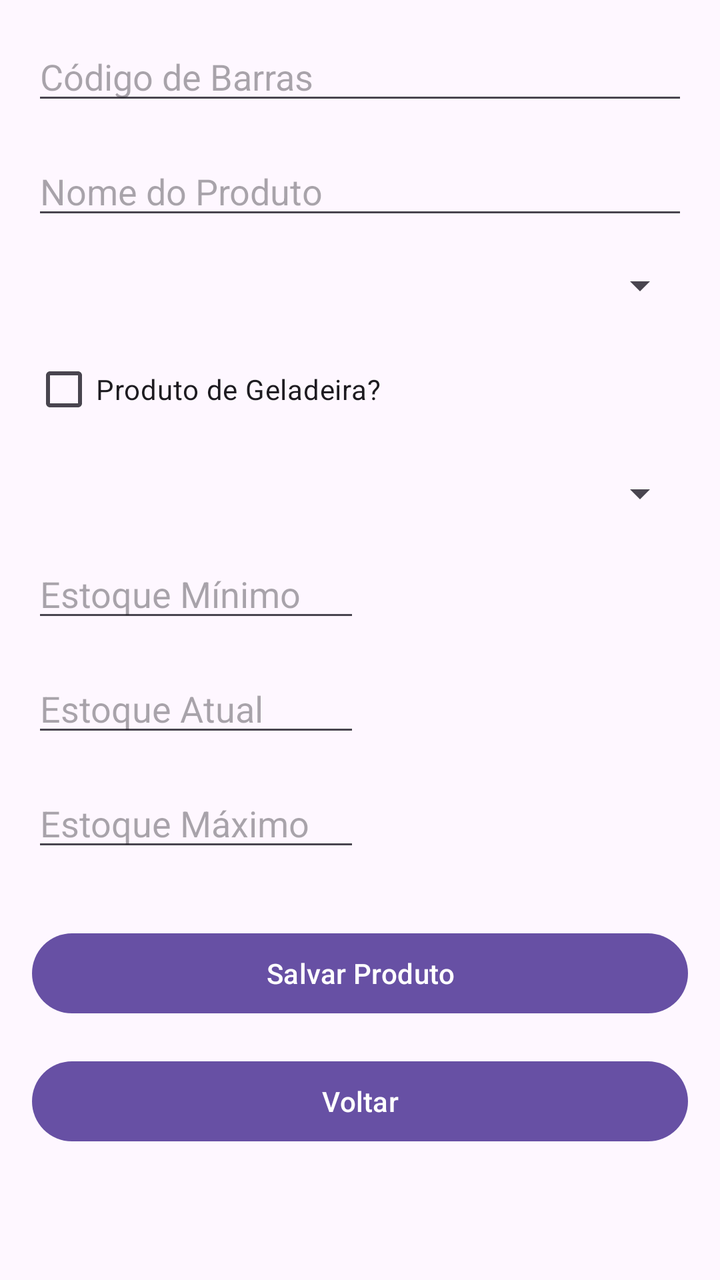
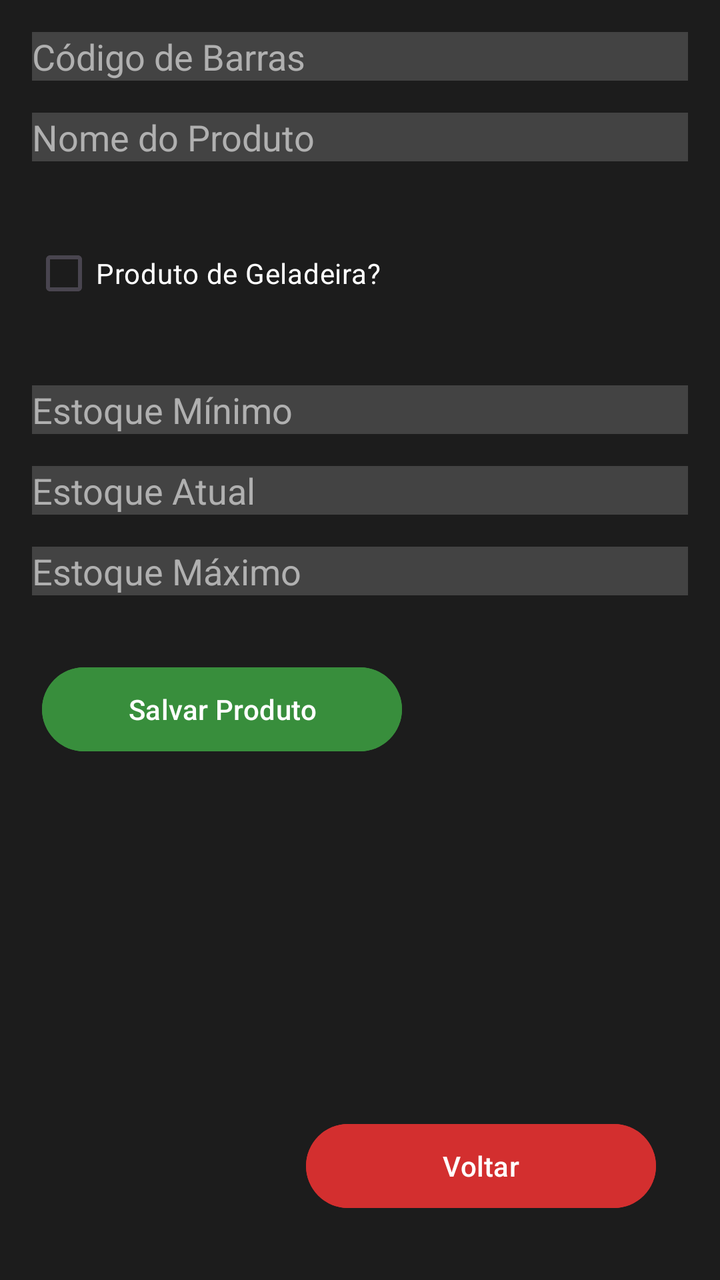

Compare the two renders of this Android layout. The source of the first and the diff that turns it into the second are given below.
<!-- AndroidManifest.xml: application theme Theme.Teste -->
<!-- res/layout/novo_produto.xml -->
<?xml version="1.0" encoding="utf-8"?>
<ScrollView xmlns:android="http://schemas.android.com/apk/res/android"
    xmlns:app="http://schemas.android.com/apk/res-auto"
    xmlns:tools="http://schemas.android.com/tools"
    android:layout_width="match_parent"
    android:layout_height="match_parent"
    android:padding="16dp">

    <androidx.constraintlayout.widget.ConstraintLayout
        android:id="@+id/btnInfosToMain"
        android:layout_width="match_parent"
        android:layout_height="wrap_content"
        tools:context=".NovoProdutoActivity">

        
        <EditText
            android:id="@+id/edtCodigoBarras"
            android:layout_width="match_parent"
            android:layout_height="wrap_content"
            android:hint="Código de Barras"
            android:inputType="number"
            app:layout_constraintTop_toTopOf="parent"/>

        
        <EditText
            android:id="@+id/edtNome"
            android:layout_width="match_parent"
            android:layout_height="wrap_content"
            android:layout_marginTop="16dp"
            android:hint="Nome do Produto"
            app:layout_constraintTop_toBottomOf="@+id/edtCodigoBarras"/>

        
        <Spinner
            android:id="@+id/spinnerTipo"
            android:layout_width="match_parent"
            android:layout_height="wrap_content"
            android:layout_marginTop="16dp"
            app:layout_constraintTop_toBottomOf="@+id/edtNome"/>

        
        <CheckBox
            android:id="@+id/cbGeladeira"
            android:layout_width="wrap_content"
            android:layout_height="wrap_content"
            android:layout_marginTop="16dp"
            android:text="Produto de Geladeira?"
            app:layout_constraintStart_toStartOf="parent"
            app:layout_constraintTop_toBottomOf="@+id/spinnerTipo"/>

        
        <Spinner
            android:id="@+id/spinnerFornecedor"
            android:layout_width="match_parent"
            android:layout_height="wrap_content"
            android:layout_marginTop="16dp"
            app:layout_constraintTop_toBottomOf="@+id/cbGeladeira"/>

        
        <EditText
            android:id="@+id/edtEstoqueMin"
            android:layout_width="0dp"
            android:layout_height="wrap_content"
            android:layout_marginTop="16dp"
            android:hint="Estoque Mínimo"
            android:inputType="number"
            app:layout_constraintEnd_toStartOf="@+id/guideline"
            app:layout_constraintStart_toStartOf="parent"
            app:layout_constraintTop_toBottomOf="@+id/spinnerFornecedor"/>

        
        <EditText
            android:id="@+id/edtEstoqueAtual"
            android:layout_width="0dp"
            android:layout_height="wrap_content"
            android:layout_marginTop="16dp"
            android:hint="Estoque Atual"
            android:inputType="number"
            app:layout_constraintEnd_toStartOf="@+id/guideline"
            app:layout_constraintStart_toStartOf="parent"
            app:layout_constraintTop_toBottomOf="@+id/edtEstoqueMin"/>

        
        <EditText
            android:id="@+id/edtEstoqueMax"
            android:layout_width="0dp"
            android:layout_height="wrap_content"
            android:layout_marginTop="16dp"
            android:hint="Estoque Máximo"
            android:inputType="number"
            app:layout_constraintEnd_toStartOf="@+id/guideline"
            app:layout_constraintStart_toStartOf="parent"
            app:layout_constraintTop_toBottomOf="@+id/edtEstoqueAtual"/>

        
        <Button
            android:id="@+id/btnSalvar"
            android:layout_width="match_parent"
            android:layout_height="wrap_content"
            android:layout_marginTop="32dp"
            android:text="Salvar Produto"
            app:layout_constraintTop_toBottomOf="@+id/edtEstoqueMax"/>

        
        <Button
            android:id="@+id/btnVoltar"
            android:layout_width="match_parent"
            android:layout_height="wrap_content"
            android:layout_marginTop="16dp"
            android:text="Voltar"
            app:layout_constraintTop_toBottomOf="@+id/btnSalvar"/>

        
        <ProgressBar
            android:id="@+id/progressBar"
            android:layout_width="wrap_content"
            android:layout_height="wrap_content"
            android:visibility="gone"
            app:layout_constraintBottom_toBottomOf="parent"
            app:layout_constraintEnd_toEndOf="parent"
            app:layout_constraintStart_toStartOf="parent"
            app:layout_constraintTop_toTopOf="parent"/>

        
        <TextView
            android:id="@+id/txtErro"
            android:layout_width="match_parent"
            android:layout_height="wrap_content"
            android:layout_marginTop="16dp"
            android:textColor="@android:color/holo_red_dark"
            android:visibility="gone"
            app:layout_constraintTop_toBottomOf="@+id/btnSalvar"/>

        <androidx.constraintlayout.widget.Guideline
            android:id="@+id/guideline"
            android:layout_width="wrap_content"
            android:layout_height="wrap_content"
            android:orientation="vertical"
            app:layout_constraintGuide_percent="0.5" />

    </androidx.constraintlayout.widget.ConstraintLayout>
</ScrollView>
<!-- resources referenced by this layout -->
<resources>
  <style name="Theme.Teste" parent="Base.Theme.Teste" />
  <style name="Base.Theme.Teste" parent="Theme.Material3.DayNight.NoActionBar">
          
          
      </style>
</resources>

<!-- the commit's change to res/layout/novo_produto.xml (unified diff, before → after) -->
@@ -1,142 +1,164 @@
-<?xml version="1.0" encoding="utf-8"?>
-<ScrollView xmlns:android="http://schemas.android.com/apk/res/android"
+<androidx.constraintlayout.widget.ConstraintLayout xmlns:android="http://schemas.android.com/apk/res/android"
     xmlns:app="http://schemas.android.com/apk/res-auto"
-    xmlns:tools="http://schemas.android.com/tools"
+    android:id="@+id/novoProdutoLayout"
     android:layout_width="match_parent"
     android:layout_height="match_parent"
+    android:background="#1C1C1C"
     android:padding="16dp">
 
-    <androidx.constraintlayout.widget.ConstraintLayout
-        android:id="@+id/btnInfosToMain"
-        android:layout_width="match_parent"
+    
+    <EditText
+        android:id="@+id/edtCodigoBarras"
+        android:layout_width="0dp"
         android:layout_height="wrap_content"
-        tools:context=".NovoProdutoActivity">
+        android:hint="Código de Barras"
+        android:inputType="number"
+        android:background="#434343"
+        android:textColor="#FFFFFF"
+        android:textColorHint="#B0B0B0"
+        app:layout_constraintTop_toTopOf="parent"
+        app:layout_constraintStart_toStartOf="parent"
+        app:layout_constraintEnd_toEndOf="parent"/>
 
-        
-        <EditText
-            android:id="@+id/edtCodigoBarras"
-            android:layout_width="match_parent"
-            android:layout_height="wrap_content"
-            android:hint="Código de Barras"
-            android:inputType="number"
-            app:layout_constraintTop_toTopOf="parent"/>
+    
+    <EditText
+        android:id="@+id/edtNome"
+        android:layout_width="0dp"
+        android:layout_height="wrap_content"
+        android:layout_marginTop="16dp"
+        android:hint="Nome do Produto"
+        android:background="#434343"
+        android:textColor="#FFFFFF"
+        android:textColorHint="#B0B0B0"
+        app:layout_constraintTop_toBottomOf="@+id/edtCodigoBarras"
+        app:layout_constraintStart_toStartOf="parent"
+        app:layout_constraintEnd_toEndOf="parent"/>
 
-        
-        <EditText
-            android:id="@+id/edtNome"
-            android:layout_width="match_parent"
-            android:layout_height="wrap_content"
-            android:layout_marginTop="16dp"
-            android:hint="Nome do Produto"
-            app:layout_constraintTop_toBottomOf="@+id/edtCodigoBarras"/>
+    
+    <Spinner
+        android:id="@+id/spinnerTipo"
+        android:layout_width="0dp"
+        android:layout_height="wrap_content"
+        android:layout_marginTop="16dp"
+        android:background="#434343"
+        app:layout_constraintTop_toBottomOf="@+id/edtNome"
+        app:layout_constraintStart_toStartOf="parent"
+        app:layout_constraintEnd_toEndOf="parent"/>
 
-        
-        <Spinner
-            android:id="@+id/spinnerTipo"
-            android:layout_width="match_parent"
-            android:layout_height="wrap_content"
-            android:layout_marginTop="16dp"
-            app:layout_constraintTop_toBottomOf="@+id/edtNome"/>
+    
+    <CheckBox
+        android:id="@+id/cbGeladeira"
+        android:layout_width="wrap_content"
+        android:layout_height="wrap_content"
+        android:layout_marginTop="16dp"
+        android:text="Produto de Geladeira?"
+        android:textColor="#FFFFFF"
+        app:layout_constraintTop_toBottomOf="@+id/spinnerTipo"
+        app:layout_constraintStart_toStartOf="parent"/>
 
-        
-        <CheckBox
-            android:id="@+id/cbGeladeira"
-            android:layout_width="wrap_content"
-            android:layout_height="wrap_content"
-            android:layout_marginTop="16dp"
-            android:text="Produto de Geladeira?"
-            app:layout_constraintStart_toStartOf="parent"
-            app:layout_constraintTop_toBottomOf="@+id/spinnerTipo"/>
+    
+    <Spinner
+        android:id="@+id/spinnerFornecedor"
+        android:layout_width="0dp"
+        android:layout_height="wrap_content"
+        android:layout_marginTop="16dp"
+        android:background="#434343"
+        app:layout_constraintTop_toBottomOf="@+id/cbGeladeira"
+        app:layout_constraintStart_toStartOf="parent"
+        app:layout_constraintEnd_toEndOf="parent"/>
 
-        
-        <Spinner
-            android:id="@+id/spinnerFornecedor"
-            android:layout_width="match_parent"
-            android:layout_height="wrap_content"
-            android:layout_marginTop="16dp"
-            app:layout_constraintTop_toBottomOf="@+id/cbGeladeira"/>
+    
+    <EditText
+        android:id="@+id/edtEstoqueMin"
+        android:layout_width="0dp"
+        android:layout_height="wrap_content"
+        android:layout_marginTop="16dp"
+        android:hint="Estoque Mínimo"
+        android:inputType="number"
+        android:background="#434343"
+        android:textColor="#FFFFFF"
+        android:textColorHint="#B0B0B0"
+        app:layout_constraintTop_toBottomOf="@+id/spinnerFornecedor"
+        app:layout_constraintStart_toStartOf="parent"
+        app:layout_constraintEnd_toEndOf="parent"/>
 
-        
-        <EditText
-            android:id="@+id/edtEstoqueMin"
-            android:layout_width="0dp"
-            android:layout_height="wrap_content"
-            android:layout_marginTop="16dp"
-            android:hint="Estoque Mínimo"
-            android:inputType="number"
-            app:layout_constraintEnd_toStartOf="@+id/guideline"
-            app:layout_constraintStart_toStartOf="parent"
-            app:layout_constraintTop_toBottomOf="@+id/spinnerFornecedor"/>
+    
+    <EditText
+        android:id="@+id/edtEstoqueAtual"
+        android:layout_width="0dp"
+        android:layout_height="wrap_content"
+        android:layout_marginTop="16dp"
+        android:hint="Estoque Atual"
+        android:inputType="number"
+        android:background="#434343"
+        android:textColor="#FFFFFF"
+        android:textColorHint="#B0B0B0"
+        app:layout_constraintTop_toBottomOf="@+id/edtEstoqueMin"
+        app:layout_constraintStart_toStartOf="parent"
+        app:layout_constraintEnd_toEndOf="parent"/>
 
-        
-        <EditText
-            android:id="@+id/edtEstoqueAtual"
-            android:layout_width="0dp"
-            android:layout_height="wrap_content"
-            android:layout_marginTop="16dp"
-            android:hint="Estoque Atual"
-            android:inputType="number"
-            app:layout_constraintEnd_toStartOf="@+id/guideline"
-            app:layout_constraintStart_toStartOf="parent"
-            app:layout_constraintTop_toBottomOf="@+id/edtEstoqueMin"/>
+    
+    <EditText
+        android:id="@+id/edtEstoqueMax"
+        android:layout_width="0dp"
+        android:layout_height="wrap_content"
+        android:layout_marginTop="16dp"
+        android:hint="Estoque Máximo"
+        android:inputType="number"
+        android:background="#434343"
+        android:textColor="#FFFFFF"
+        android:textColorHint="#B0B0B0"
+        app:layout_constraintTop_toBottomOf="@+id/edtEstoqueAtual"
+        app:layout_constraintStart_toStartOf="parent"
+        app:layout_constraintEnd_toEndOf="parent"/>
 
-        
-        <EditText
-            android:id="@+id/edtEstoqueMax"
-            android:layout_width="0dp"
-            android:layout_height="wrap_content"
-            android:layout_marginTop="16dp"
-            android:hint="Estoque Máximo"
-            android:inputType="number"
-            app:layout_constraintEnd_toStartOf="@+id/guideline"
-            app:layout_constraintStart_toStartOf="parent"
-            app:layout_constraintTop_toBottomOf="@+id/edtEstoqueAtual"/>
+    
+    <Button
+        android:id="@+id/btnSalvar"
+        android:layout_width="180dp"
+        android:layout_height="50dp"
+        android:layout_marginStart="5dp"
+        android:layout_marginTop="32dp"
+        android:backgroundTint="#388E3C"
+        android:text="Salvar Produto"
+        android:textColor="#FFFFFF"
+        app:layout_constraintStart_toStartOf="parent"
+        app:layout_constraintTop_toBottomOf="@+id/edtEstoqueMax" />
 
-        
-        <Button
-            android:id="@+id/btnSalvar"
-            android:layout_width="match_parent"
-            android:layout_height="wrap_content"
-            android:layout_marginTop="32dp"
-            android:text="Salvar Produto"
-            app:layout_constraintTop_toBottomOf="@+id/edtEstoqueMax"/>
+    
+    <Button
+        android:id="@+id/btnVoltar"
+        android:layout_width="175dp"
+        android:layout_height="50dp"
+        android:layout_marginEnd="16dp"
+        android:layout_marginBottom="16dp"
+        android:backgroundTint="#D32F2F"
+        android:text="Voltar"
+        android:textColor="#FFFFFF"
+        app:layout_constraintBottom_toBottomOf="parent"
+        app:layout_constraintEnd_toEndOf="parent" />
 
-        
-        <Button
-            android:id="@+id/btnVoltar"
-            android:layout_width="match_parent"
-            android:layout_height="wrap_content"
-            android:layout_marginTop="16dp"
-            android:text="Voltar"
-            app:layout_constraintTop_toBottomOf="@+id/btnSalvar"/>
+    
+    <ProgressBar
+        android:id="@+id/progressBar"
+        android:layout_width="wrap_content"
+        android:layout_height="wrap_content"
+        android:visibility="gone"
+        app:layout_constraintTop_toTopOf="parent"
+        app:layout_constraintBottom_toBottomOf="parent"
+        app:layout_constraintStart_toStartOf="parent"
+        app:layout_constraintEnd_toEndOf="parent"/>
 
-        
-        <ProgressBar
-            android:id="@+id/progressBar"
-            android:layout_width="wrap_content"
-            android:layout_height="wrap_content"
-            android:visibility="gone"
-            app:layout_constraintBottom_toBottomOf="parent"
-            app:layout_constraintEnd_toEndOf="parent"
-            app:layout_constraintStart_toStartOf="parent"
-            app:layout_constraintTop_toTopOf="parent"/>
+    
+    <TextView
+        android:id="@+id/txtErro"
+        android:layout_width="0dp"
+        android:layout_height="wrap_content"
+        android:textColor="#D32F2F"
+        android:visibility="gone"
+        android:layout_marginTop="16dp"
+        app:layout_constraintTop_toBottomOf="@+id/btnSalvar"
+        app:layout_constraintStart_toStartOf="parent"
+        app:layout_constraintEnd_toEndOf="parent"/>
 
-        
-        <TextView
-            android:id="@+id/txtErro"
-            android:layout_width="match_parent"
-            android:layout_height="wrap_content"
-            android:layout_marginTop="16dp"
-            android:textColor="@android:color/holo_red_dark"
-            android:visibility="gone"
-            app:layout_constraintTop_toBottomOf="@+id/btnSalvar"/>
-
-        <androidx.constraintlayout.widget.Guideline
-            android:id="@+id/guideline"
-            android:layout_width="wrap_content"
-            android:layout_height="wrap_content"
-            android:orientation="vertical"
-            app:layout_constraintGuide_percent="0.5" />
-
-    </androidx.constraintlayout.widget.ConstraintLayout>
-</ScrollView>
+</androidx.constraintlayout.widget.ConstraintLayout>
